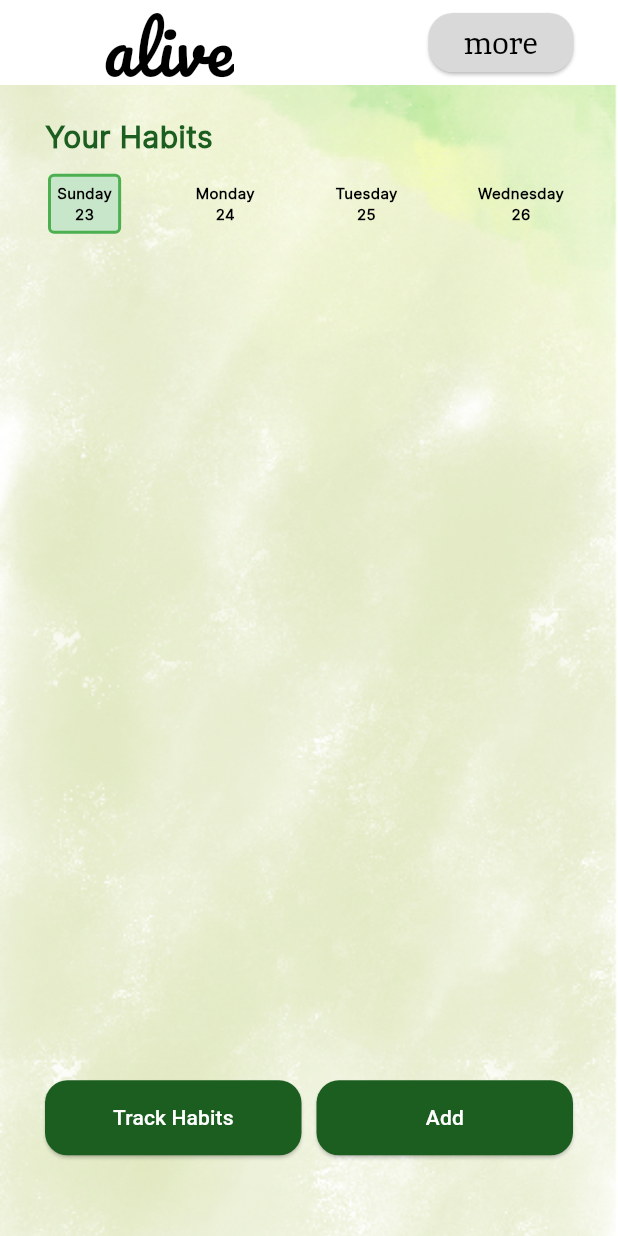
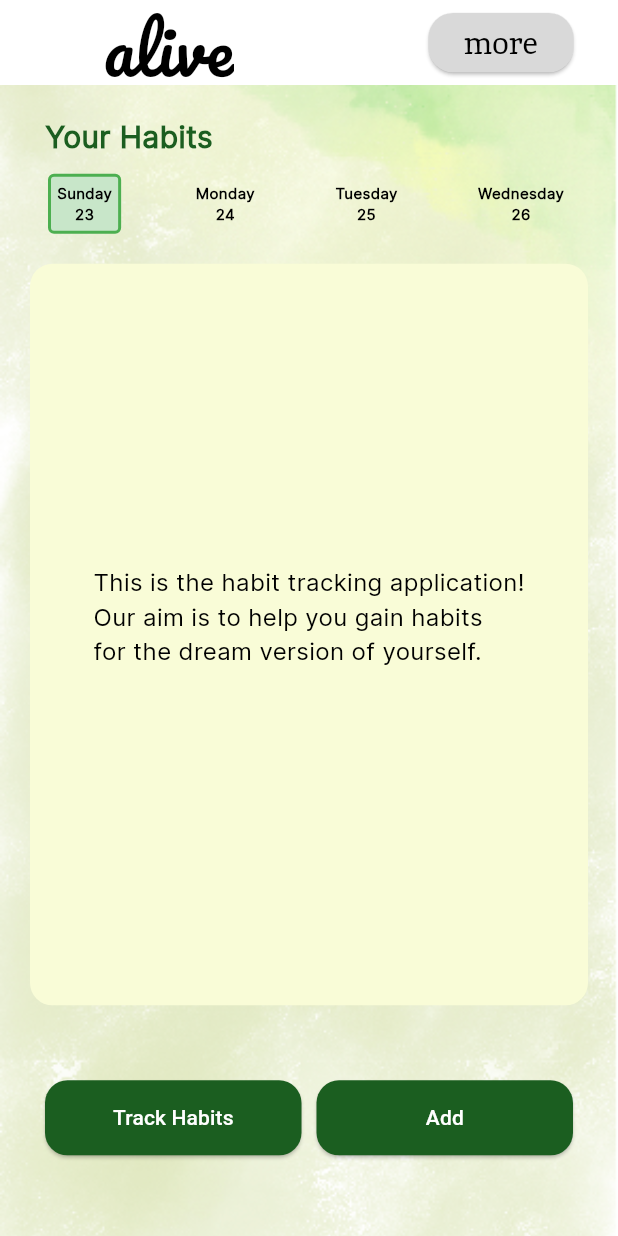
Before and after one commit to damlaYasarr/ALiveMobileApp, a Flutter app: the GeneralScreen screen opened by its route, on a phone screen of 412 x 824 dp. Run offline on Flutter 3.47's test engine with Material 3 defaults, Android fonts, the phone set to English and light mode, and no system bars; our stand-ins replace cached_network_image, firebase_core, firebase_messaging, flutter_svg, google_fonts, google_sign_in and 1 more; accounts and stored records are empty; network calls fail.

Commit message:
readme and representation file updated
added screen shot of mobile pages
updated generalscreen file

Signed-off-by: damlaYasarr <damlayasar40@gmail.com>

```diff
--- a/lib/presentation/general_screen/general_screen.dart
+++ b/lib/presentation/general_screen/general_screen.dart
@@ -264,7 +264,25 @@ class _GeneralScreenState extends State<GeneralScreen> {
   Widget _buildHabitList(BuildContext context) {
     return SizedBox(
       height: MediaQuery.of(context).size.height * 0.6,
-      child: ListView.builder(
+      child: _aims.isEmpty
+          ? Container(
+              decoration: BoxDecoration(
+                color: Color.fromARGB(255, 249, 252, 215),
+                borderRadius: BorderRadius.circular(15),
+              ),
+              alignment: Alignment.center,
+              child: Padding(
+                padding: const EdgeInsets.all(10.0),
+                child: Text(
+                  'This is the habit tracking application!\n'
+                  'Our aim is to help you gain habits\n'
+                  'for the dream version of yourself.\n',
+                  style: TextStyle(fontSize: 16.0),
+                  textAlign: TextAlign.justify,
+                ),
+              ),
+            )
+          : ListView.builder(
               scrollDirection: Axis.vertical,
               itemCount: _aims.length,
               itemBuilder: (context, index) {
@@ -279,8 +297,9 @@ class _GeneralScreenState extends State<GeneralScreen> {
   }
 
   Widget _buildHabitCard(Aim aim) {
-    double completionPercentage = aim.percentage / 100;
-    double completedWidth = 150 * completionPercentage;
+    // fix here !! math calculation is false
+    int completionPercentage = (aim.percentage).round();
+    int completedWidth = (150 * (completionPercentage / 100)).round();
 
     return Container(
       margin: EdgeInsets.only(right: 20),
@@ -319,7 +338,7 @@ class _GeneralScreenState extends State<GeneralScreen> {
               ),
               SizedBox(height: 10),
               Text(
-                "${aim.percentage} % completed",
+                "${completionPercentage} % completed",
                 style: TextStyle(
                   fontSize: 30,
                 ),
@@ -328,8 +347,6 @@ class _GeneralScreenState extends State<GeneralScreen> {
           ),
           GestureDetector(
             onTap: () {
-              // Handle delete action here
-              // Example: Delete the aim based on aim.id or aim.name
               String aimname = aim.name;
 
               deleteHabit(Globalemail.useremail, aimname);
```
Also changed, not shown: images/addnewhabit.png (added), images/listallhabit.png (added), images/starting.png (added), images/trackhabit.png (added), 1 other file. Lines whose indentation alone changed are shown as unchanged.
